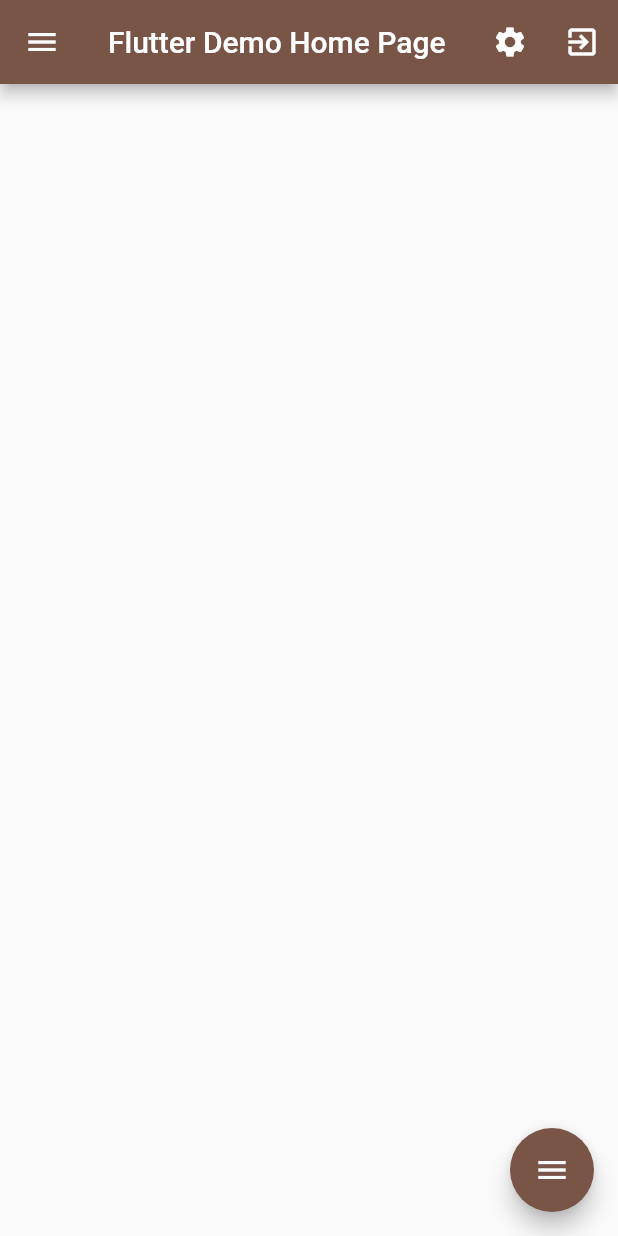
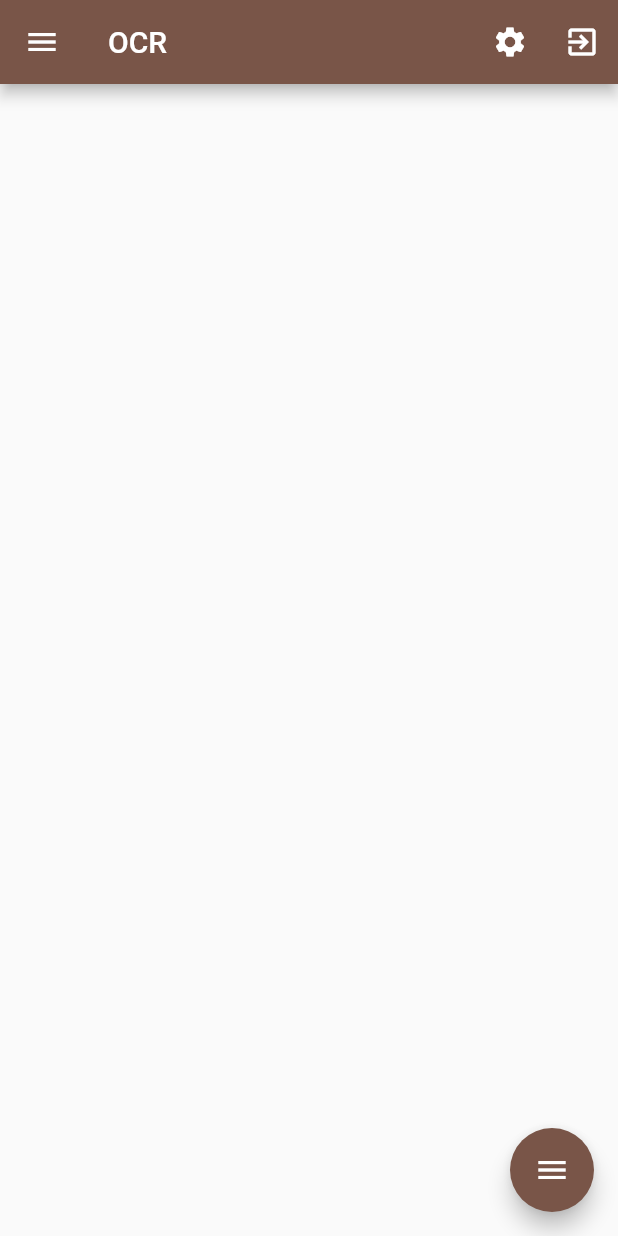
Before and after one commit to alexmaxevt/master_diploma, a Flutter app: the screen it shows after launch, in the side drawer, after a tap on the "settings" icon, on a phone screen of 412 x 824 dp. Run offline on Flutter 3.47's test engine with Material 2 defaults, Android fonts, the phone set to English and light mode, and no system bars; drawn by our look-alikes of flutter_speed_dial; our stand-ins replace camera, easy_localization, image_picker.

Commit message:
Добавлена локализация (не закончено)

```diff
--- /dev/null
+++ b/assets/translations/en.json
@@ -0,0 +1,4 @@
+{
+  "title_in_toolbar": "OCR",
+  "setting_title": "Settings"
+}
--- /dev/null
+++ b/assets/translations/ru.json
@@ -0,0 +1,4 @@
+{
+  "title_in_toolbar": "OCR",
+  "setting_title": "Настройки"
+}
--- a/lib/main.dart
+++ b/lib/main.dart
@@ -1,5 +1,6 @@
 import 'dart:io';
 
+import 'package:easy_localization/easy_localization.dart';
 import 'package:flutter/material.dart';
 import 'package:flutter/services.dart';
 import 'package:image_picker/image_picker.dart';
@@ -8,49 +9,46 @@ import 'package:camera/camera.dart';
 import 'package:path_provider/path_provider.dart';
 import 'package:path/path.dart';
 
-void main() {
-  runApp(const MyApp());
+import 'generated/codegen_loader.g.dart';
+import 'generated/locale_keys.g.dart';
+
+void main() async{
+  WidgetsFlutterBinding.ensureInitialized();
+  await EasyLocalization.ensureInitialized();
+
+  runApp(
+    EasyLocalization(
+        supportedLocales: [Locale('en'), Locale('ru')],
+        path: 'assets/translations',
+        fallbackLocale: Locale('ru'),
+        assetLoader: CodegenLoader(),
+        child: MyApp()
+    ),
+  );
 }
+
+enum Language { russian, english }
 
 class MyApp extends StatelessWidget {
   const MyApp({super.key});
 
-  // This widget is the root of your application.
   @override
   Widget build(BuildContext context) {
     return MaterialApp(
       title: 'OCR',
+      localizationsDelegates: context.localizationDelegates,
+      supportedLocales: context.supportedLocales,
+      locale: context.locale,
       theme: ThemeData(
-        // This is the theme of your application.
-        //
-        // Try running your application with "flutter run". You'll see the
-        // application has a blue toolbar. Then, without quitting the app, try
-        // changing the primarySwatch below to Colors.green and then invoke
-        // "hot reload" (press "r" in the console where you ran "flutter run",
-        // or simply save your changes to "hot reload" in a Flutter IDE).
-        // Notice that the counter didn't reset back to zero; the application
-        // is not restarted.
         primarySwatch: Colors.brown,
       ),
-      home: const MyHomePage(title: 'Flutter Demo Home Page'),
-      routes: <String, WidgetBuilder> {
-        '/setting': (BuildContext context) => SettingsPage(),
-      },
+      home: const MyHomePage(title: 'OCR'),
     );
   }
 }
 
 class MyHomePage extends StatefulWidget {
   const MyHomePage({super.key, required this.title});
-
-  // This widget is the home page of your application. It is stateful, meaning
-  // that it has a State object (defined below) that contains fields that affect
-  // how it looks.
-
-  // This class is the configuration for the state. It holds the values (in this
-  // case the title) provided by the parent (in this case the App widget) and
-  // used by the build method of the State. Fields in a Widget subclass are
-  // always marked "final".
 
   final String title;
 
@@ -108,28 +106,23 @@ class _MyHomePageState extends State<MyHomePage> {
 
   @override
   Widget build(BuildContext context) {
-    // This method is rerun every time setState is called, for instance as done
-    // by the _incrementCounter method above.
-    //
-    // The Flutter framework has been optimized to make rerunning build methods
-    // fast, so that you can just rebuild anything that needs updating rather
-    // than having to individually change instances of widgets.
     return Scaffold(
       appBar: AppBar(
-        // Here we take the value from the MyHomePage object that was created by
-        // the App.build method, and use it to set our appbar title.
         title: Text(widget.title),
         actions: <Widget> [
           IconButton(
             icon: Icon(Icons.settings),
             onPressed: () => {
-
+              Navigator.push(
+              context,
+              MaterialPageRoute(builder: (context) => const SettingsPage()),
+              )
             },
           ),
           IconButton(
             icon: Icon(Icons.exit_to_app),
             onPressed: () => {
-              exit(0)
+            SystemNavigator.pop()
             },
           )
         ],
@@ -138,20 +131,6 @@ class _MyHomePageState extends State<MyHomePage> {
         // Center is a layout widget. It takes a single child and positions it
         // in the middle of the parent.
         child: Column(
-          // Column is also a layout widget. It takes a list of children and
-          // arranges them vertically. By default, it sizes itself to fit its
-          // children horizontally, and tries to be as tall as its parent.
-          //
-          // Invoke "debug painting" (press "p" in the console, choose the
-          // "Toggle Debug Paint" action from the Flutter Inspector in Android
-          // Studio, or the "Toggle Debug Paint" command in Visual Studio Code)
-          // to see the wireframe for each widget.
-          //
-          // Column has various properties to control how it sizes itself and
-          // how it positions its children. Here we use mainAxisAlignment to
-          // center the children vertically; the main axis here is the vertical
-          // axis because Columns are vertical (the cross axis would be
-          // horizontal).
           mainAxisAlignment: MainAxisAlignment.center,
           children: <Widget>[
 
@@ -176,6 +155,12 @@ class _MyHomePageState extends State<MyHomePage> {
             ListTile(
               leading: Icon(Icons.settings),
               title: Text('Настройки'),
+              onTap: () {
+                Navigator.push(
+                  context,
+                  MaterialPageRoute(builder: (context) => const SettingsPage()),
+                );
+              },
             ),
             ListTile(
               leading: Icon(Icons.account_box),
@@ -219,6 +204,8 @@ class _MyHomePageState extends State<MyHomePage> {
 }
 
 class _SettingPageState extends State<SettingsPage> {
+  int? selectedOption;
+
   @override
   Widget build(BuildContext context) {
     return Scaffold(
@@ -226,9 +213,43 @@ class _SettingPageState extends State<SettingsPage> {
         title: Text('Настройки'),
         leading: IconButton(
           onPressed: () {
-
+            Navigator.pop(context);
           },
           icon: Icon(Icons.arrow_back_outlined),
+        ),
+      ),
+      body: Container(
+        margin: EdgeInsets.all(10),
+        child: Column(
+          children: <Widget> [
+            Card(
+              child: Column(
+                mainAxisSize: MainAxisSize.min,
+                children: <Widget>[
+                  ListTile(
+                    leading: Icon(Icons.add_chart),
+                    title: Text('Выберете язык'),
+                  ),
+                  RadioListTile<int> (
+                    title: Text('Русский'),
+                    value: 1,
+                    groupValue: selectedOption,
+                    onChanged: (int? value) {
+                      selectedOption = value;
+                    },
+                  ),
+                  RadioListTile<int> (
+                    title: Text('Английский'),
+                    value: 2,
+                    groupValue: selectedOption,
+                    onChanged: (int? value) {
+                      selectedOption = value;
+                    },
+                  ),
+                ]
+              ),
+            )
+          ],
         ),
       ),
     );
```
Also changed, not shown: lib/generated/codegen_loader.g.dart (added), lib/generated/locale_keys.g.dart (added), 1 other file.
